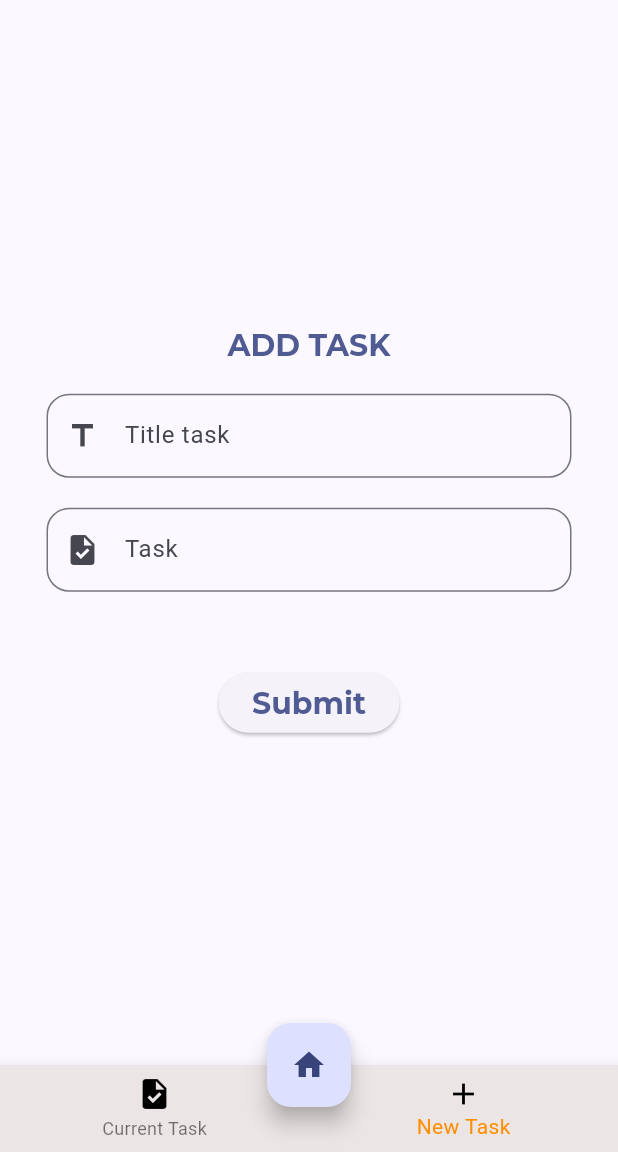
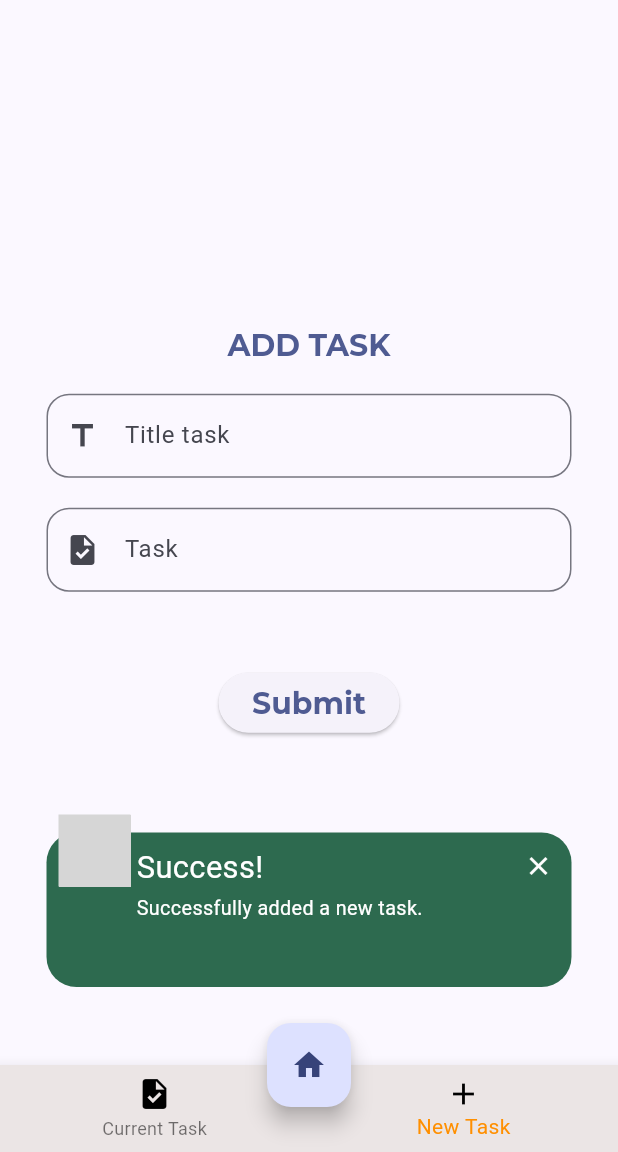
Before and after one commit to RH203/todo-app-flutter, a Flutter app: the TodoScreen screen opened directly with empty values, item 2 of the bottom bar chosen, after a tap on "Submit", on a phone screen of 412 x 824 dp, the part 84-1236 px from its top. Run offline on Flutter 3.47's test engine with Material 3 defaults, Android fonts, the phone set to English and light mode, and no system bars; drawn by our look-alikes of awesome_snackbar_content; our stand-ins replace google_fonts; grey boxes are pictures that could not be loaded.

```diff
--- a/lib/screens/add_todo.dart
+++ b/lib/screens/add_todo.dart
@@ -3,6 +3,7 @@ import 'package:todo_app/common/widgets/fields/text_field_user.dart';
 import 'package:todo_app/todo/todo.dart';
 
 import 'package:google_fonts/google_fonts.dart';
+import 'package:awesome_snackbar_content/awesome_snackbar_content.dart';
 
 class AddTodo extends StatefulWidget {
   final Todo todos;
@@ -38,6 +39,26 @@ class _AddTodoState extends State<AddTodo> {
 
     _titleController.clear();
     _taskController.clear();
+
+    _showAwesomeSnackBar();
+  }
+
+  void _showAwesomeSnackBar() {
+    final snackBar = SnackBar(
+      elevation: 0,
+      behavior: SnackBarBehavior.floating,
+      backgroundColor: Colors.transparent,
+      content: AwesomeSnackbarContent(
+        title: 'Success!',
+        message: 'Successfully added a new task.',
+        contentType: ContentType.success,
+        inMaterialBanner: true,
+      ),
+    );
+
+    ScaffoldMessenger.of(context)
+      ..hideCurrentSnackBar()
+      ..showSnackBar(snackBar);
   }
 
   @override
--- a/pubspec.yaml
+++ b/pubspec.yaml
@@ -35,6 +35,7 @@ dependencies:
   # Use with the CupertinoIcons class for iOS style icons.
   cupertino_icons: ^1.0.2
   google_fonts: ^6.1.0
+  awesome_snackbar_content: ^0.1.3
 
 dev_dependencies:
   flutter_test:
```
Also changed, not shown: lib/screens/view_todo.dart (+25 -1 lines), pubspec.lock.
